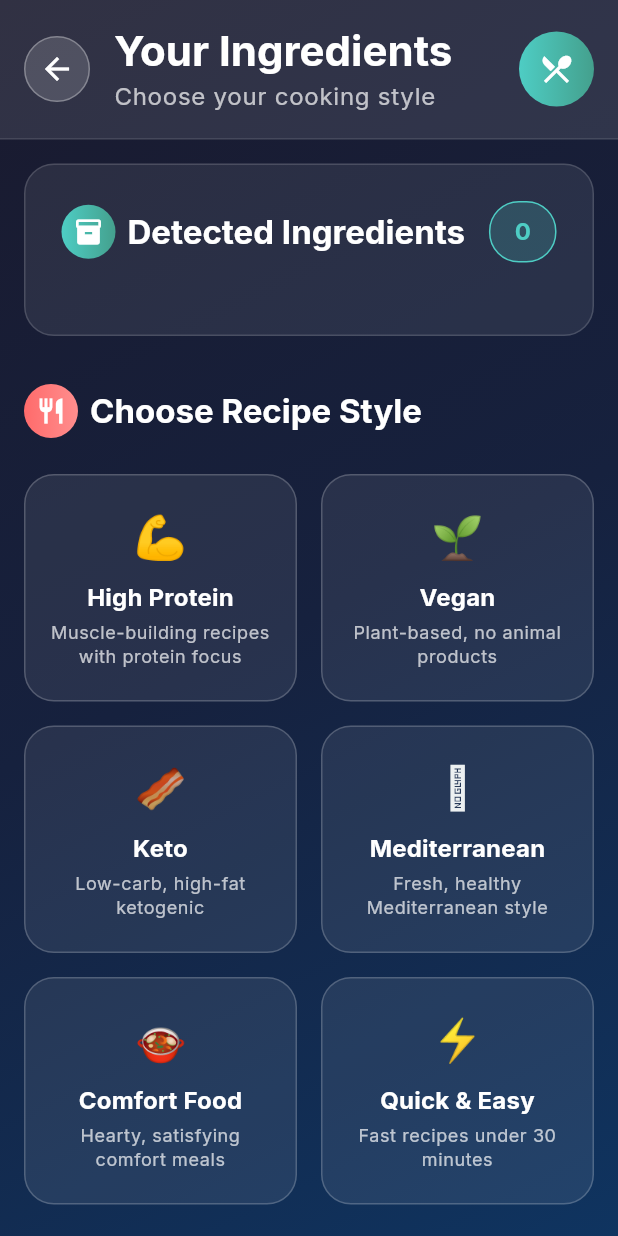
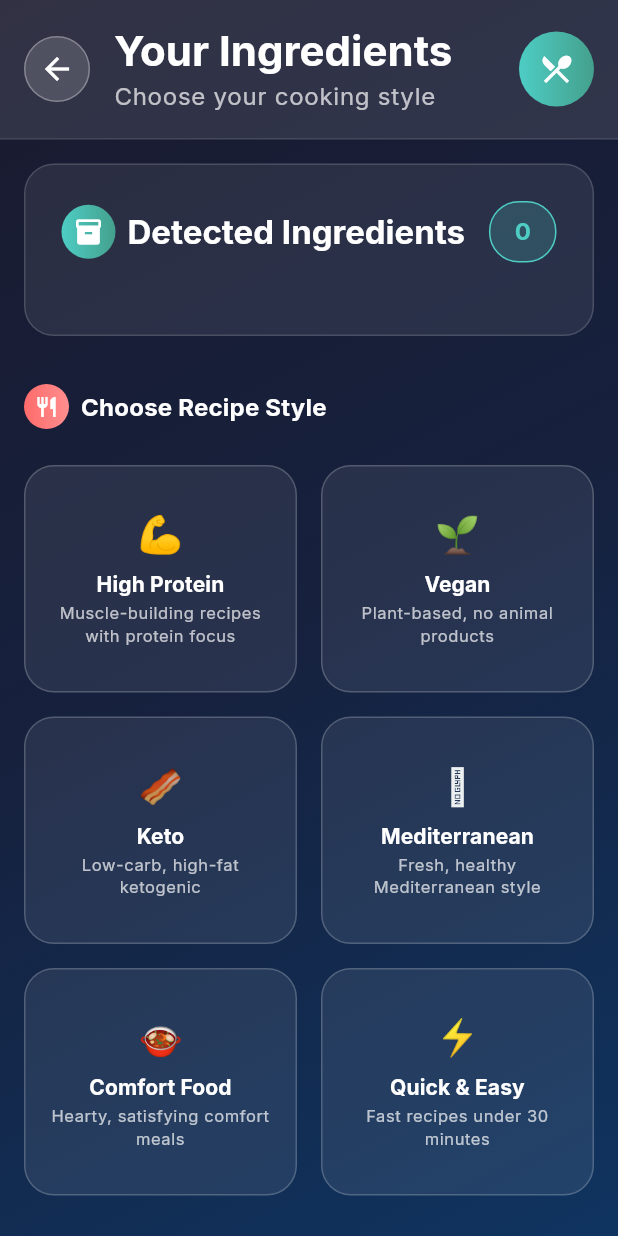
Before and after one commit to Jwuthri/recipe-gpt, a Flutter app: the IngredientsScreen screen opened directly with empty values, on a phone screen of 412 x 824 dp. Run offline on Flutter 3.47's test engine with Material 3 defaults, Android fonts, the phone set to English and light mode, and no system bars; drawn by our look-alikes of dynamic_color; our stand-ins replace dio, equatable, flutter_bloc, flutter_dotenv, flutter_markdown, freezed_annotation and 4 more.

Commit message:
Refactor: Update navigation methods and UI components across screens
- Replace `Navigator.pop(context)` with `Navigator.of(context).pop()` for consistency in camera and recipe screens
- Update navigation actions in chat and ingredients screens to use `context.goToCamera()`
- Adjust UI elements in ingredients screen for improved layout and styling
- Enhance text styling and responsiveness in recipe screen

```diff
--- a/recipe_gpt_flutter/lib/presentation/screens/camera_screen.dart
+++ b/recipe_gpt_flutter/lib/presentation/screens/camera_screen.dart
@@ -122,7 +122,7 @@ class _CameraScreenState extends State<CameraScreen>
                     icon: Icons.camera_alt,
                     label: 'Camera',
                     onTap: () {
-                      Navigator.pop(context);
+                      Navigator.of(context).pop();
                       _pickImage(ImageSource.camera);
                     },
                   ),
@@ -130,7 +130,7 @@ class _CameraScreenState extends State<CameraScreen>
                     icon: Icons.photo_library,
                     label: 'Gallery',
                     onTap: () {
-                      Navigator.pop(context);
+                      Navigator.of(context).pop();
                       _pickImage(ImageSource.gallery);
                     },
                   ),
@@ -154,7 +154,7 @@ class _CameraScreenState extends State<CameraScreen>
         ),
         actions: [
           TextButton(
-            onPressed: () => Navigator.pop(context),
+                            onPressed: () => context.goToCamera(),
             child: const Text('OK'),
           ),
         ],
--- a/recipe_gpt_flutter/lib/presentation/screens/chat_screen.dart
+++ b/recipe_gpt_flutter/lib/presentation/screens/chat_screen.dart
@@ -9,6 +9,7 @@ import '../blocs/chat/chat_cubit.dart';
 import '../blocs/chat/chat_state.dart';
 import '../widgets/gradient_container.dart';
 import '../widgets/loading_overlay.dart';
+import '../routes/app_router.dart';
 
 /// Screen for AI chat conversations
 class ChatScreen extends StatefulWidget {
@@ -85,7 +86,7 @@ class _ChatScreenState extends State<ChatScreen> {
         elevation: 0,
         leading: IconButton(
           icon: const Icon(Icons.arrow_back),
-          onPressed: () => context.pop(),
+                          onPressed: () => context.goToCamera(),
         ),
         actions: [
           IconButton(
--- a/recipe_gpt_flutter/lib/presentation/screens/ingredients_screen.dart
+++ b/recipe_gpt_flutter/lib/presentation/screens/ingredients_screen.dart
@@ -158,7 +158,7 @@ class _IngredientsScreenState extends State<IngredientsScreen>
       child: Row(
         children: [
           GestureDetector(
-            onTap: () => context.goBack(),
+            onTap: () => context.goToCamera(),
             child: Container(
               width: 44,
               height: 44,
@@ -352,40 +352,37 @@ class _IngredientsScreenState extends State<IngredientsScreen>
       crossAxisAlignment: CrossAxisAlignment.start,
       children: [
         Row(
-          mainAxisAlignment: MainAxisAlignment.spaceBetween,
-          children: [
-            Row(
           children: [
             Container(
-                  width: 36,
-                  height: 36,
+              width: 30,
+              height: 30,
               decoration: BoxDecoration(
                 gradient: const LinearGradient(
                   colors: [Color(0xFFFF6B6B), Color(0xFFFF8E8E)],
                 ),
-                    borderRadius: BorderRadius.circular(18),
+                borderRadius: BorderRadius.circular(15),
               ),
               child: const Icon(
                 Icons.restaurant,
                 color: Colors.white,
-                    size: 20,
+                size: 16,
               ),
             ),
-                const SizedBox(width: AppConstants.smallPadding),
-                Text(
+            const SizedBox(width: 8),
+            Expanded(
+              child: Text(
                 'Choose Recipe Style',
-                  style: Theme.of(context).textTheme.titleLarge?.copyWith(
+                style: Theme.of(context).textTheme.titleMedium?.copyWith(
                   fontWeight: FontWeight.bold,
                   color: Colors.white,
                 ),
               ),
-              ],
             ),
             if (_selectedStyle != null)
               Container(
                 padding: const EdgeInsets.symmetric(
-                  horizontal: AppConstants.defaultPadding,
-                  vertical: AppConstants.smallPadding,
+                  horizontal: 8,
+                  vertical: 4,
                 ),
                 decoration: BoxDecoration(
                   gradient: LinearGradient(
@@ -457,35 +454,43 @@ class _IngredientsScreenState extends State<IngredientsScreen>
                 ),
                 child: Column(
                   mainAxisAlignment: MainAxisAlignment.center,
+                  mainAxisSize: MainAxisSize.min,
                   children: [
                     Text(
                       style.icon,
                       style: TextStyle(
-                        fontSize: isSelected ? 32 : 28,
+                        fontSize: isSelected ? 28 : 24,
                       ),
                     ),
-                    const SizedBox(height: AppConstants.smallPadding),
-                    Text(
+                    const SizedBox(height: 6),
+                    Flexible(
+                      child: Text(
                         style.title,
-                      style: Theme.of(context).textTheme.titleMedium?.copyWith(
+                        style: Theme.of(context).textTheme.titleSmall?.copyWith(
                           fontWeight: FontWeight.bold,
                           color: isSelected
                               ? const Color(0xFF4ECDC4)
                               : Colors.white,
                         ),
                         textAlign: TextAlign.center,
+                        maxLines: 1,
+                        overflow: TextOverflow.ellipsis,
                       ),
-                    const SizedBox(height: 4),
-                    Text(
+                    ),
+                    const SizedBox(height: 2),
+                    Flexible(
+                      child: Text(
                         style.description,
                         style: Theme.of(context).textTheme.bodySmall?.copyWith(
                           color: isSelected
                               ? Colors.white.withOpacity(0.9)
                               : Colors.white70,
+                          fontSize: 11,
                         ),
                         textAlign: TextAlign.center,
                         maxLines: 2,
                         overflow: TextOverflow.ellipsis,
+                      ),
                     ),
                     if (isSelected) ...[
                       const SizedBox(height: AppConstants.smallPadding),
--- a/recipe_gpt_flutter/lib/presentation/screens/recipe_screen.dart
+++ b/recipe_gpt_flutter/lib/presentation/screens/recipe_screen.dart
@@ -89,12 +89,12 @@ class _RecipeScreenState extends State<RecipeScreen>
         ),
         actions: [
           TextButton(
-            onPressed: () => Navigator.pop(context),
+                          onPressed: () => Navigator.of(context).pop(),
             child: const Text('Cancel'),
           ),
           TextButton(
             onPressed: () {
-              Navigator.pop(context);
+                              Navigator.of(context).pop();
               _generateRecipe();
             },
             child: const Text('Yes'),
@@ -169,7 +169,7 @@ class _RecipeScreenState extends State<RecipeScreen>
       child: Row(
         children: [
           GestureDetector(
-            onTap: () => context.goBack(),
+            onTap: () => context.goToIngredients(widget.ingredients),
             child: Container(
               width: 44,
               height: 44,
```
Lines whose indentation alone changed are shown as unchanged.
